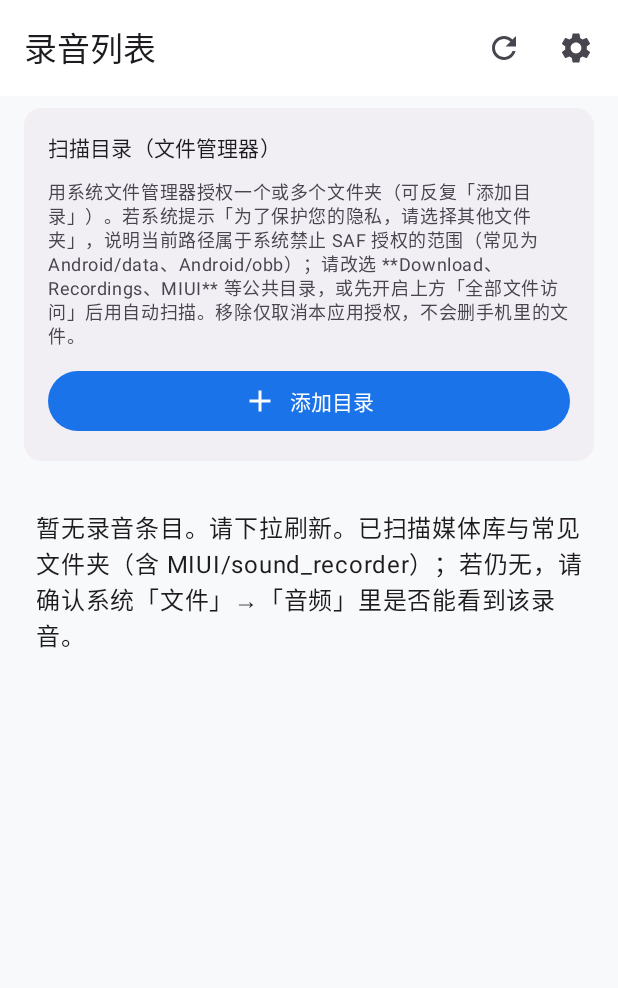
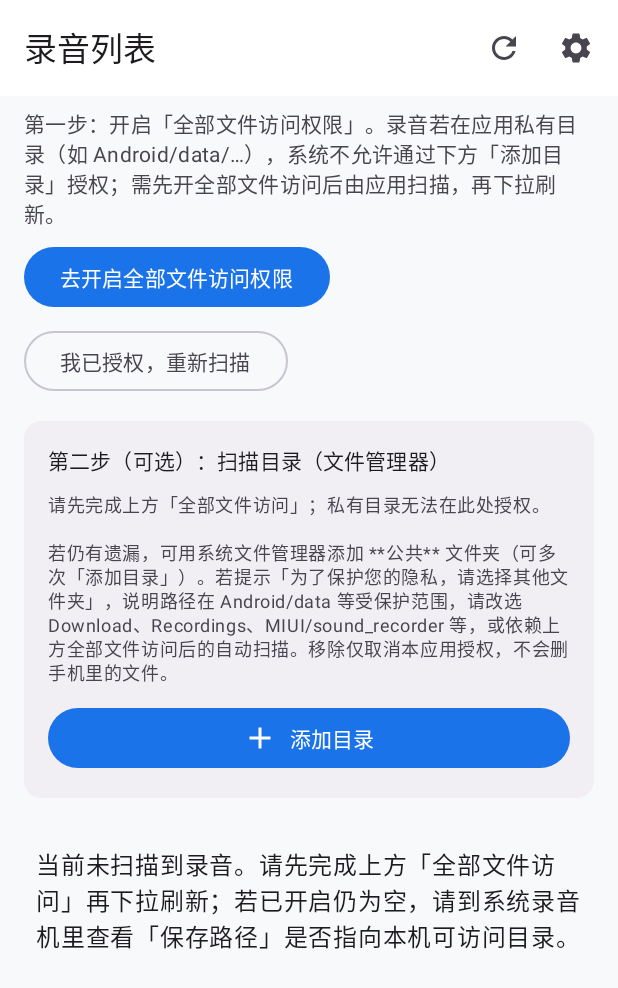
Before and after one commit to Kaine665/weight-agent, an Android app built with Jetpack Compose: the RecordingListScreen screen opened through its navigation route, on a phone screen of 412 x 824 dp. Shown: the top 988 px of the screen. Run offline under Robolectric (Android 15) with nearby library versions, the phone set to English and light mode, and no system bars; 4 statements that could not run were skipped.

Commit message:
feat(ui): 全部文件访问作为第一步，SAF 为第二步补充
- Android 11+ 未开全部文件访问时始终展示首要引导（不限小米）
- SAF 卡片标题与文案标明顺序与依赖关系

Co-authored-by: Kaine <Kaine665@users.noreply.github.com>

```diff
--- a/app/src/main/java/com/weightagent/app/ui/RecordingListScreen.kt
+++ b/app/src/main/java/com/weightagent/app/ui/RecordingListScreen.kt
@@ -177,8 +177,8 @@ fun RecordingListScreen(
             return@Scaffold
         }
 
-        val showXiaomiAllFilesBanner = OemDevice.isXiaomiFamily() &&
-            Build.VERSION.SDK_INT >= Build.VERSION_CODES.R &&
+        // Android 11+：私有目录（如 Android/data）无法通过 SAF 授权，需「全部文件访问」后由应用直接扫描。
+        val showAllFilesAccessBanner = Build.VERSION.SDK_INT >= Build.VERSION_CODES.R &&
             hasAudioPermission &&
             !hasAllFilesAccess
 
@@ -191,7 +191,7 @@ fun RecordingListScreen(
                 .padding(padding),
         ) {
             Column(Modifier.fillMaxSize()) {
-                if (showXiaomiAllFilesBanner) {
+                if (showAllFilesAccessBanner) {
                     Column(
                         modifier = Modifier
                             .fillMaxWidth()
@@ -199,7 +199,11 @@ fun RecordingListScreen(
                         verticalArrangement = Arrangement.spacedBy(8.dp),
                     ) {
                         Text(
-                            "检测到小米/红米：新录音常在「Android/data/…」私有目录，未进媒体库。请开启「全部文件访问权限」后下拉刷新；否则只能扫公共目录（如 MIUI/sound_recorder）。",
+                            if (OemDevice.isXiaomiFamily()) {
+                                "第一步：开启「全部文件访问权限」。小米等机型上录音常在「Android/data/…」私有目录，系统不允许用下方「添加目录」授权这类路径；必须先开全部文件访问，应用才能直接扫描，再下拉刷新。"
+                            } else {
+                                "第一步：开启「全部文件访问权限」。录音若在应用私有目录（如 Android/data/…），系统不允许通过下方「添加目录」授权；需先开全部文件访问后由应用扫描，再下拉刷新。"
+                            },
                             style = MaterialTheme.typography.bodyMedium,
                             color = MaterialTheme.colorScheme.onSurfaceVariant,
                         )
@@ -233,11 +237,19 @@ fun RecordingListScreen(
                         verticalArrangement = Arrangement.spacedBy(10.dp),
                     ) {
                         Text(
-                            "扫描目录（文件管理器）",
+                            "第二步（可选）：扫描目录（文件管理器）",
                             style = MaterialTheme.typography.titleSmall,
                         )
                         Text(
-                            "用系统文件管理器授权一个或多个文件夹（可反复「添加目录」）。若系统提示「为了保护您的隐私，请选择其他文件夹」，说明当前路径属于系统禁止 SAF 授权的范围（常见为 Android/data、Android/obb）；请改选 **Download、Recordings、MIUI** 等公共目录，或先开启上方「全部文件访问」后用自动扫描。移除仅取消本应用授权，不会删手机里的文件。",
+                            buildString {
+                                if (showAllFilesAccessBanner) {
+                                    append("请先完成上方「全部文件访问」；私有目录无法在此处授权。")
+                                    append("\n\n")
+                                }
+                                append(
+                                    "若仍有遗漏，可用系统文件管理器添加 **公共** 文件夹（可多次「添加目录」）。若提示「为了保护您的隐私，请选择其他文件夹」，说明路径在 Android/data 等受保护范围，请改选 Download、Recordings、MIUI/sound_recorder 等，或依赖上方全部文件访问后的自动扫描。移除仅取消本应用授权，不会删手机里的文件。",
+                                )
+                            },
                             style = MaterialTheme.typography.bodySmall,
                             color = MaterialTheme.colorScheme.onSurfaceVariant,
                         )
@@ -299,7 +311,7 @@ fun RecordingListScreen(
                             .padding(24.dp),
                         verticalArrangement = Arrangement.spacedBy(12.dp),
                     ) {
-                        if (showXiaomiAllFilesBanner) {
+                        if (showAllFilesAccessBanner) {
                             Text(
                                 "当前未扫描到录音。请先完成上方「全部文件访问」再下拉刷新；若已开启仍为空，请到系统录音机里查看「保存路径」是否指向本机可访问目录。",
                                 style = MaterialTheme.typography.bodyLarge,
```
